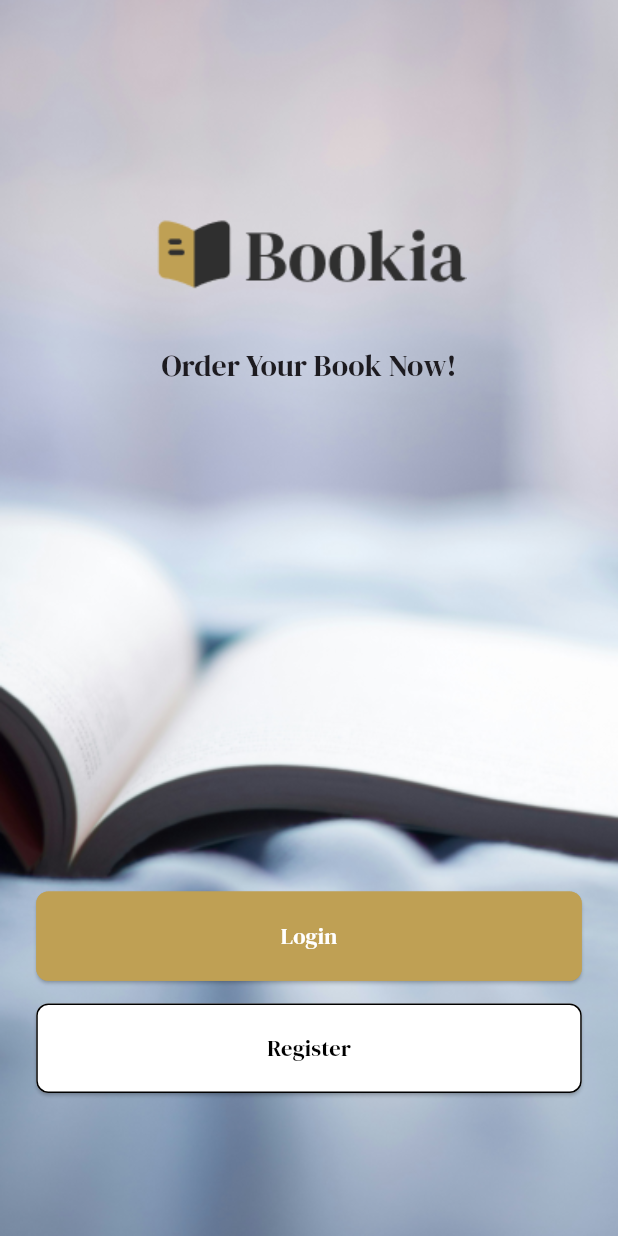
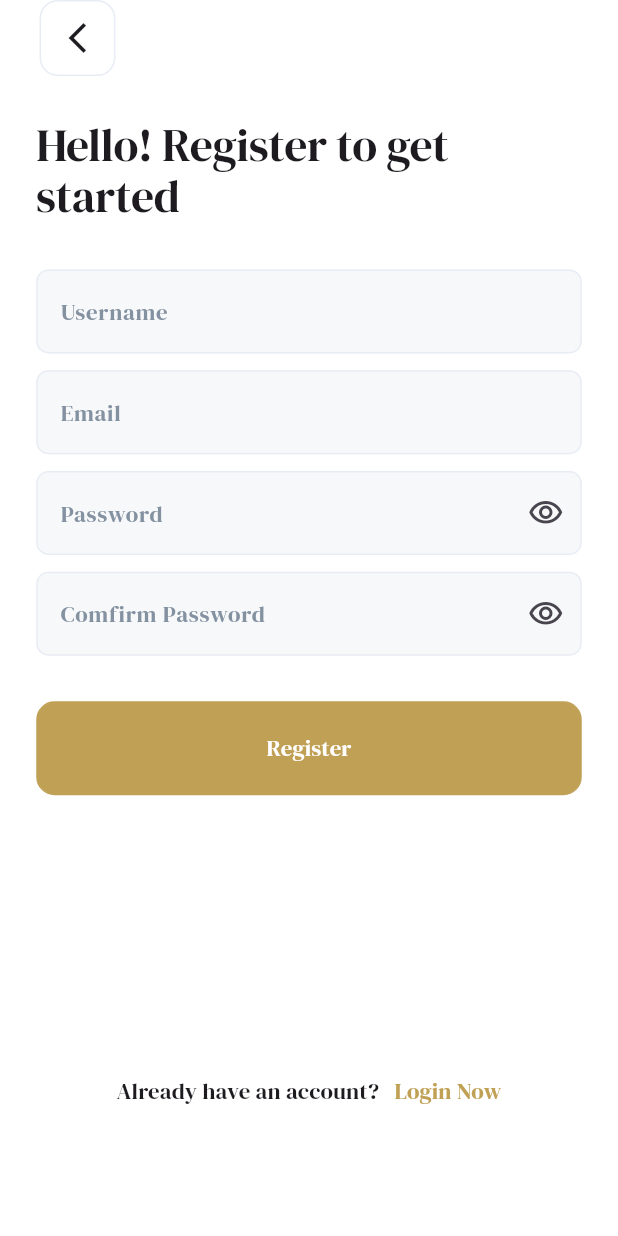
Before and after one commit to hazemmahmoudf/bookia_store, a Flutter app: the screen it shows after launch, after a tap on "Register", on a phone screen of 412 x 824 dp. Run offline on Flutter 3.47's test engine with Material 3 defaults, Android fonts, the phone set to English and light mode, and no system bars; our stand-ins replace flutter_screenutil.

Commit message:
screen login, register

```diff
--- a/lib/bookia_app.dart
+++ b/lib/bookia_app.dart
@@ -1,22 +1,17 @@
 import 'package:bookia/core/theme/app_theme_light_mode.dart';
 import 'package:bookia/features/welcome/presentation/ui/welcom_screen.dart';
 import 'package:flutter/material.dart';
-import 'package:flutter_screenutil/flutter_screenutil.dart';
+
 
 class BookiaApp extends StatelessWidget {
   const BookiaApp({super.key});
 
   @override
   Widget build(BuildContext context) {
-    return ScreenUtilInit(
-      designSize: const Size(375, 812),
-      minTextAdapt: true,
-      splitScreenMode: true,
-      child: MaterialApp(
-        theme: AppThemeLightMode.theme,
-        debugShowCheckedModeBanner: false,
-        home: WelcomScreen(),
-      ),
+    return MaterialApp(
+      theme: AppThemeLightMode.theme,
+      debugShowCheckedModeBanner: false,
+      home: WelcomScreen(),
     );
   }
 }
--- a/lib/core/constants/app_images.dart
+++ b/lib/core/constants/app_images.dart
@@ -6,5 +6,8 @@ class AppImages {
   static const String imagesSplashLogo12 = 'assets/images/splash_logo_12+.png';
   static const String imagesWelcomeBackGround = 'assets/images/welcome_back_ground.png';
   static const String imageSplashLogo = 'assets/images/image_splash_logo.png';
+  static const String iconFaceBook = 'assets/images/icon_face_book.png';
+  static const String iconGoogle = 'assets/images/icon_google.png';
+  static const String iconApple = 'assets/images/icon_apple.png';
 
 }
--- a/lib/core/theme/app_color.dart
+++ b/lib/core/theme/app_color.dart
@@ -2,4 +2,8 @@ import 'package:flutter/material.dart';
 class AppColor{
   AppColor._();
   static const Color mainColor=Color(0xffBFA054);
+  static const Color borderColor=Color(0xffE8ECF4);
+  static const Color hintColor=Color(0xff8391A1);
+  static const Color lightGrey=Color(0xffF7F8F9);
+  static const Color darkGrey=Color(0xff6A707C);
 }
--- a/lib/core/theme/app_theme_dark_mode.dart
+++ b/lib/core/theme/app_theme_dark_mode.dart
@@ -5,7 +5,10 @@ class AppThemeDarkMode {
  static ThemeData theme=ThemeData(
      fontFamily: "DMSerifDisplay",
   scaffoldBackgroundColor: Colors.black,
-   textTheme: darkTextStyle
+   textTheme: darkTextStyle,
+   appBarTheme: AppBarTheme(
+     backgroundColor: Colors.transparent
+   )
  );
 
 }
--- a/lib/core/theme/app_theme_light_mode.dart
+++ b/lib/core/theme/app_theme_light_mode.dart
@@ -1,3 +1,4 @@
+import 'package:bookia/core/theme/app_color.dart';
 import 'package:flutter/material.dart';
 import 'package:flutter_screenutil/flutter_screenutil.dart';
 
@@ -5,16 +6,38 @@ class AppThemeLightMode {
   static ThemeData theme=ThemeData(
     fontFamily: "DMSerifDisplay",
     scaffoldBackgroundColor: Colors.white,
-    textTheme:lightTextStyle
+    textTheme:lightTextStyle,
+      appBarTheme: AppBarTheme(
+          backgroundColor: Colors.transparent
+      ),
+    inputDecorationTheme: textFormField,
   );
 }
 TextTheme lightTextStyle=TextTheme(
   displayLarge: TextStyle(
-    fontSize: 30,
+    fontSize: 30.sp,
   ),
   displaySmall: TextStyle(
-    fontSize: 20
+    fontSize: 20.sp
   ),titleSmall: TextStyle(
-  fontSize: 15
-)
+  fontSize: 15.sp
+),
+
 );
+InputDecorationTheme textFormField=InputDecorationTheme(
+  fillColor: AppColor.lightGrey,
+  filled: true,
+  border: OutlineInputBorder(
+    borderRadius: BorderRadius.circular(8.r),
+
+  ),
+  enabledBorder: OutlineInputBorder(
+    borderSide: BorderSide(
+      color: AppColor.borderColor
+    )
+  ),
+  hintStyle: TextStyle(
+color:AppColor.hintColor,
+    fontSize: 15.sp
+  )
+);
--- a/lib/core/widgets/app_buttom.dart
+++ b/lib/core/widgets/app_buttom.dart
@@ -1,32 +1,44 @@
 import 'package:bookia/core/theme/app_color.dart';
 import 'package:flutter/material.dart';
 import 'package:flutter_screenutil/flutter_screenutil.dart';
+
 class AppButtom extends StatelessWidget {
   final String title;
   final Color backGroundColor;
-
-  const AppButtom({super.key, required this.title, required this.backGroundColor});
+  final void Function()? onPressed;
+  const AppButtom({
+    super.key,
+    required this.title,
+    required this.backGroundColor,
+    this.onPressed,
+  });
 
   @override
   Widget build(BuildContext context) {
-    return SizedBox(
-      width: double.infinity,
-      child: ElevatedButton(style:ElevatedButton.styleFrom(
-        backgroundColor: backGroundColor,
-          alignment: Alignment.center,
-          shape:RoundedRectangleBorder(
-            borderRadius: BorderRadius.circular(8),
-            side:  BorderSide(
-              color: (backGroundColor==AppColor.mainColor)?AppColor.mainColor:Colors.black,
-              width: 1,
-            ),
-          )
-      ),onPressed: (){}, child: Padding(
-        padding:  EdgeInsets.symmetric(vertical: 19.h,),
-        child: Text(title,style:Theme.of(context).textTheme.titleSmall?.copyWith(
-          color: (backGroundColor==AppColor.mainColor)?Colors.white:Colors.black
-        )),
-      )),
-    ) ;
+    return GestureDetector(
+      onTap: onPressed,
+      child: Container(
+        padding: EdgeInsets.symmetric(vertical: 19.h),
+        alignment: Alignment.center,
+        width: double.infinity,
+        decoration: BoxDecoration(
+          color: backGroundColor,
+          borderRadius: BorderRadius.circular(12.r),
+          border: Border.all(
+            color: (backGroundColor == AppColor.mainColor)
+                ? AppColor.mainColor
+                : AppColor.borderColor,
+          ),
+        ),
+        child: Text(
+          title,
+          style: Theme.of(context).textTheme.titleSmall?.copyWith(
+            color: (backGroundColor == AppColor.mainColor)
+                ? Colors.white
+                : Colors.black,
+          ),
+        ),
+      ),
+    );
   }
 }
--- /dev/null
+++ b/lib/core/widgets/custom_app_bar.dart
@@ -0,0 +1,31 @@
+import 'package:bookia/core/theme/app_color.dart';
+import 'package:flutter/material.dart';
+import 'package:flutter_screenutil/flutter_screenutil.dart';
+
+class CustomAppBar extends StatelessWidget implements PreferredSizeWidget {
+  const CustomAppBar({super.key});
+
+  @override
+  Widget build(BuildContext context) {
+    return AppBar(
+      leadingWidth: 70.w,
+      leading: Container(
+        margin: EdgeInsetsDirectional.only(start: 24.w),
+        width: 41.w,
+        height: 41.h,
+        decoration: BoxDecoration(
+          borderRadius: BorderRadius.circular(12.r),
+          border: Border.all(
+            color: AppColor.borderColor
+          )
+        ),child: IconButton(onPressed: (){
+          Navigator.pop(context);
+      }, icon: Icon(Icons.arrow_back_ios_new)),
+      ),
+    );
+  }
+
+  @override
+  // TODO: implement preferredSize
+  Size get preferredSize => Size.fromHeight(50.h);
+}
--- /dev/null
+++ b/lib/features/auth/presentation/ui/register/register_screen.dart
@@ -0,0 +1,63 @@
+import 'package:bookia/core/theme/app_color.dart';
+import 'package:bookia/core/widgets/custom_app_bar.dart';
+import 'package:bookia/features/auth/presentation/ui/login/login_screen.dart';
+import 'package:bookia/features/auth/presentation/ui/register/widget/register_form.dart';
+import 'package:flutter/gestures.dart';
+import 'package:flutter/material.dart';
+import 'package:flutter_screenutil/flutter_screenutil.dart';
+
+class RegisterScreen extends StatelessWidget {
+  const RegisterScreen({super.key});
+
+  @override
+  Widget build(BuildContext context) {
+    return Scaffold(
+      appBar: CustomAppBar(),
+      body: Padding(
+        padding: EdgeInsets.symmetric(horizontal: 22.w),
+        child: SingleChildScrollView(
+          child: Column(
+            crossAxisAlignment: CrossAxisAlignment.start,
+            children: [
+              SizedBox(height: 28.h),
+              Text(
+                "Hello! Register to get\nstarted",
+                style: Theme.of(context).textTheme.displayLarge,
+              ),
+              SizedBox(height: 32.h),
+              RegisterForm(),
+              SizedBox(height: 184.h),
+              Center(
+                child: Text.rich(
+                  TextSpan(
+                    children: [
+                      TextSpan(
+                        text: "Already have an account?   ",
+                        style: Theme.of(context).textTheme.titleSmall,
+                      ),
+                      TextSpan(
+                        text: "Login Now",
+                        style: Theme.of(context).textTheme.titleSmall?.copyWith(
+                          color: AppColor.mainColor,
+                        ),
+                        recognizer: TapGestureRecognizer()
+                          ..onTap = () {
+                            Navigator.push(
+                              context,
+                              MaterialPageRoute(
+                                builder: (_) => const LoginScreen(),
+                              ),
+                            );
+                          },
+                      ),
+                    ],
+                  ),
+                ),
+              ),
+            ],
+          ),
+        ),
+      ),
+    );
+  }
+}
--- /dev/null
+++ b/lib/features/auth/presentation/ui/register/widget/register_form.dart
@@ -0,0 +1,154 @@
+import 'package:bookia/core/theme/app_color.dart';
+import 'package:bookia/core/widgets/app_buttom.dart';
+import 'package:flutter/material.dart';
+import 'package:flutter_screenutil/flutter_screenutil.dart';
+
+class RegisterForm extends StatefulWidget {
+  const RegisterForm({super.key});
+
+  @override
+  State<RegisterForm> createState() => _RegisterFormState();
+}
+
+TextEditingController? controllerPassword = TextEditingController();
+var key = GlobalKey<FormState>();
+bool obscureTextC = false;
+bool obscureTextP = false;
+
+class _RegisterFormState extends State<RegisterForm> {
+  @override
+  Widget build(BuildContext context) {
+    return Form(
+      key: key,
+      child: Column(
+        children: [
+          TextFormField(
+            validator: (v) {
+              if (v == null || v.isEmpty) {
+                return "Please enter your name";
+              }
+              return null;
+            },
+            cursorColor: AppColor.mainColor,
+            decoration: InputDecoration(
+              hintText: "Username",
+              border: OutlineInputBorder(
+                borderRadius: BorderRadius.circular(8.r),
+              ),
+              enabledBorder: OutlineInputBorder(
+                borderRadius: BorderRadius.circular(8.r),
+                borderSide: BorderSide(color: AppColor.borderColor),
+              ),
+            ),
+          ),
+          SizedBox(height: 11.h),
+          TextFormField(
+            validator: (v) {
+              RegExp email = RegExp(r'^[\w]+@([\w]+\.)\w{2,3}$');
+              if (v == null || v.isEmpty) {
+                return "Please enter your email";
+              } else if (!email.hasMatch(v)) {
+                return "The email does not match";
+              }
+              return null;
+            },
+            cursorColor: AppColor.mainColor,
+            decoration: InputDecoration(
+              hintText: "Email",
+              border: OutlineInputBorder(
+                borderRadius: BorderRadius.circular(8.r),
+              ),
+              enabledBorder: OutlineInputBorder(
+                borderRadius: BorderRadius.circular(8.r),
+                borderSide: BorderSide(color: AppColor.borderColor),
+              ),
+            ),
+          ),
+          SizedBox(height: 11.h),
+          TextFormField(
+            obscureText: obscureTextP,
+            controller: controllerPassword,
+            validator: (v) {
+              RegExp password = RegExp(
+                r'^(?=.*[A-Z])(?=.*[a-z])(?=.*\d)(?=.*[!@#$%^&*~]).{8,}$',
+              );
+              if (v == null || v.isEmpty) {
+                return "Please enter your password";
+              } else if (!password.hasMatch(v)) {
+                return "The password does not match";
+              }
+              return null;
+            },
+            cursorColor: AppColor.mainColor,
+            decoration: InputDecoration(
+              suffixIcon: IconButton(
+                onPressed: () {
+                  setState(() {
+                    obscureTextP = !obscureTextP;
+                  });
+                },
+                icon: Icon(
+                  (obscureTextP)
+                      ? Icons.visibility_off_outlined
+                      : Icons.visibility_outlined,
+                ),
+              ),
+              hintText: "Password",
+              border: OutlineInputBorder(
+                borderRadius: BorderRadius.circular(8.r),
+              ),
+              enabledBorder: OutlineInputBorder(
+                borderRadius: BorderRadius.circular(8.r),
+                borderSide: BorderSide(color: AppColor.borderColor),
+              ),
+            ),
+          ),
+          SizedBox(height: 11.h),
+          TextFormField(
+            validator: (v) {
+              if (v != controllerPassword!.text) {
+                return "Does not match the password";
+              }
+              return null;
+            },
+            obscureText: obscureTextC,
+            cursorColor: AppColor.mainColor,
+            decoration: InputDecoration(
+              suffixIcon: IconButton(
+                onPressed: () {
+                  setState(() {
+                    obscureTextC = !obscureTextC;
+                  });
+                },
+                icon: (obscureTextC)
+                    ? Icon(Icons.visibility_off_outlined)
+                    : Icon(Icons.visibility_outlined),
+              ),
+              hintText: "Comfirm Password",
+              border: OutlineInputBorder(
+                borderRadius: BorderRadius.circular(8.r),
+              ),
+              enabledBorder: OutlineInputBorder(
+                borderRadius: BorderRadius.circular(8.r),
+                borderSide: BorderSide(color: AppColor.borderColor),
+              ),
+            ),
+          ),
+          SizedBox(height: 30.h),
+          AppButtom(
+            title: "Register",
+            backGroundColor: AppColor.mainColor,
+            onPressed: () {
+              if (key.currentState?.validate() ?? false) {
+                Navigator.push(
+                  context,
+                  MaterialPageRoute(builder: (_) => Scaffold()),
+                );
+              }
+            },
+          ),
+        ],
+      ),
+    );
+  }
+}
--- a/lib/features/welcome/presentation/ui/welcom_screen.dart
+++ b/lib/features/welcome/presentation/ui/welcom_screen.dart
@@ -1,6 +1,7 @@
-
 import 'package:bookia/core/theme/app_color.dart';
 import 'package:bookia/core/widgets/app_buttom.dart';
+import 'package:bookia/features/auth/presentation/ui/login/login_screen.dart';
+import 'package:bookia/features/auth/presentation/ui/register/register_screen.dart';
 import 'package:flutter/material.dart';
 import 'package:flutter_screenutil/flutter_screenutil.dart';
 
@@ -13,29 +14,50 @@ class WelcomScreen extends StatelessWidget {
   Widget build(BuildContext context) {
     return Scaffold(
       body: Container(
-       decoration: BoxDecoration(
-
-         image: DecorationImage(
-             fit: BoxFit.cover,
-             image: Image.asset(AppImages.imagesWelcomeBackGround).image)
-       ),
+        decoration: BoxDecoration(
+          image: DecorationImage(
+            fit: BoxFit.cover,
+            image: Image.asset(AppImages.imagesWelcomeBackGround).image,
+          ),
+        ),
         child: Column(
           children: [
-            SizedBox(height: 135.h,),
-          Image.asset(AppImages.imageSplashLogo),
-            SizedBox(height: 28.h,),
-            Text("Order Your Book Now!",style: Theme.of(context).textTheme.displaySmall),
+            SizedBox(height: 135.h),
+            Image.asset(AppImages.imageSplashLogo),
+            SizedBox(height: 28.h),
+            Text(
+              "Order Your Book Now!",
+              style: Theme.of(context).textTheme.displaySmall,
+            ),
             Spacer(),
             Padding(
-              padding:  EdgeInsets.symmetric(horizontal: 22.w),
-              child: AppButtom(title: 'Login',backGroundColor: AppColor.mainColor,),
+              padding: EdgeInsets.symmetric(horizontal: 22.w),
+              child: AppButtom(
+                title: 'Login',
+                backGroundColor: AppColor.mainColor,
+                onPressed: () {
+                  Navigator.push(
+                    context,
+                    MaterialPageRoute(builder: (_) => LoginScreen()),
+                  );
+                },
+              ),
             ),
-            SizedBox(height: 15.h,),
+            SizedBox(height: 15.h),
             Padding(
-              padding:  EdgeInsets.symmetric(horizontal: 22.w),
-              child: AppButtom(title: 'Register',backGroundColor: Colors.white,),
+              padding: EdgeInsets.symmetric(horizontal: 22.w),
+              child: AppButtom(
+                title: 'Register',
+                backGroundColor: Colors.white,
+                onPressed: () {
+                  Navigator.push(
+                    context,
+                    MaterialPageRoute(builder: (_) => RegisterScreen()),
+                  );
+                },
+              ),
             ),
-            SizedBox(height: 94.h,)
+            SizedBox(height: 94.h),
           ],
         ),
       ),
--- a/lib/main.dart
+++ b/lib/main.dart
@@ -1,6 +1,16 @@
 import 'package:bookia/bookia_app.dart';
 import 'package:flutter/material.dart';
+import 'package:flutter_screenutil/flutter_screenutil.dart';
 
-void main(){
-  runApp(BookiaApp());
+void main() {
+  runApp(
+    ScreenUtilInit(
+      designSize: const Size(375, 812),
+      minTextAdapt: true,
+      splitScreenMode: true,
+      builder: (context, child) {
+        return const BookiaApp();
+      },
+    ),
+  );
 }
```
Also changed, not shown: lib/features/auth/presentation/ui/login/login_screen.dart (added, +114 -0 lines), lib/features/auth/presentation/ui/login/widget/login_form.dart (added, +57 -0 lines), assets/images/icon_apple.png (added), assets/images/icon_face_book.png (added), assets/images/icon_google.png (added).
